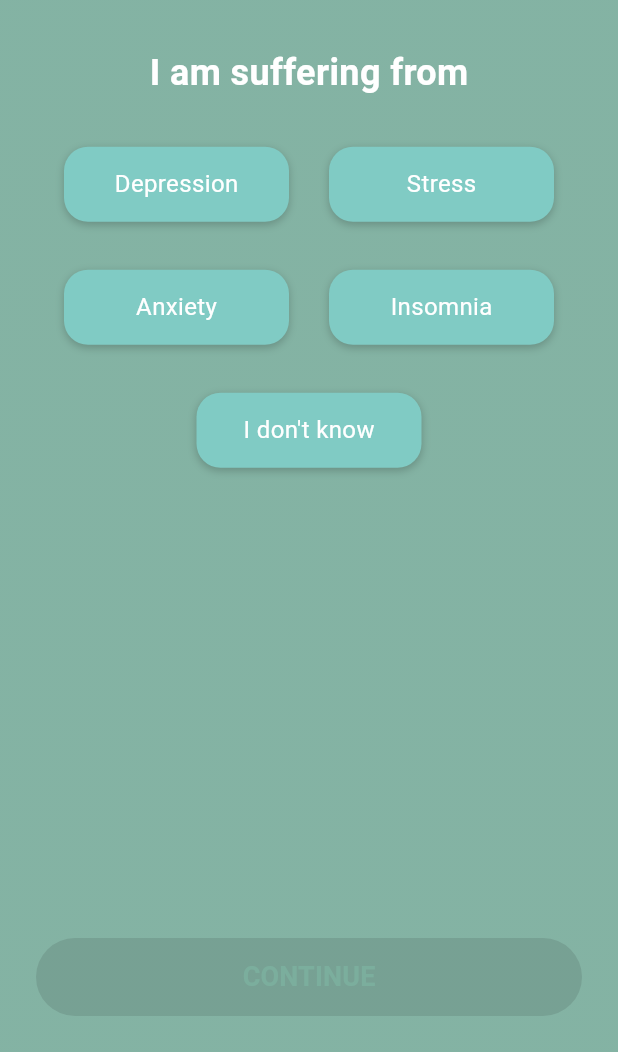
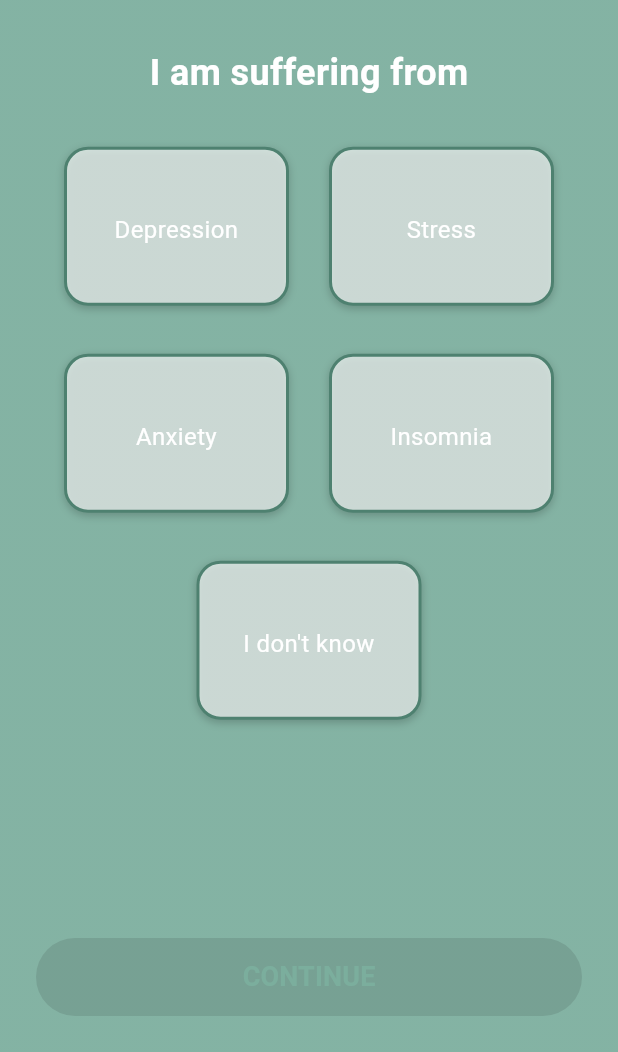
Before and after one commit to MuneebChaudhry-dev/serenity_mind, a Flutter app: the SufferingFromScreen screen opened by its route, on a phone screen of 412 x 824 dp, the part 184-1236 px from its top. Run offline on Flutter 3.47's test engine with Material 3 defaults, Android fonts, the phone set to English and light mode, and no system bars; our stand-ins replace shared_preferences; accounts and stored records are empty.

Commit message:
Fix styles

```diff
--- a/lib/widgets/condition_card.dart
+++ b/lib/widgets/condition_card.dart
@@ -14,17 +14,29 @@ class ConditionCard extends StatelessWidget {
 
   @override
   Widget build(BuildContext context) {
-    Color backgroundColor = isSelected ? Colors.teal[400]! : Colors.teal[200]!;
+    Color backgroundColor =
+        isSelected
+            ? const Color.fromRGBO(78, 129, 112, 0.4)
+            : const Color.fromRGBO(255, 255, 255, 0.65);
+    ;
 
     return GestureDetector(
       onTap: onTap,
       child: Container(
         width: 150,
-        height: 50,
+        // Removed fixed height to allow padding to expand the container
+        padding: const EdgeInsets.symmetric(vertical: 37, horizontal: 24),
         margin: const EdgeInsets.all(8),
         decoration: BoxDecoration(
           color: backgroundColor,
           borderRadius: BorderRadius.circular(16),
+          border: Border.all(
+            color:
+                isSelected
+                    ? Colors.white
+                    : const Color.fromRGBO(78, 129, 112, 1),
+            width: 2,
+          ),
           boxShadow: [
             BoxShadow(
               color: Colors.black.withOpacity(0.2),
@@ -33,29 +45,28 @@ class ConditionCard extends StatelessWidget {
             ),
           ],
         ),
-        child: Center(
-          child: Row(
-            mainAxisAlignment: MainAxisAlignment.start,
+        child: Stack(
+          clipBehavior: Clip.none,
           children: [
-              if (isSelected)
-                const Padding(
-                  padding: EdgeInsets.only(left: 16),
-                  child: Icon(
-                    Icons.check_circle,
-                    color: Colors.white,
-                    size: 24,
-                  ),
-                ),
-              Expanded(
-                child: Center(
+            Center(
+              child: Padding(
+                padding: const EdgeInsets.only(
+                  top: 5,
+                ), // Adjust to avoid overlap with icon
                 child: Text(
                   condition,
                   style: const TextStyle(color: Colors.white, fontSize: 16),
+                  textAlign: TextAlign.center,
                 ),
               ),
             ),
+            if (isSelected)
+              Positioned(
+                top: -25, // Adjusted from -36 to -20 to make the icon visible
+                right: -13,
+                child: Icon(Icons.check_circle, color: Colors.white, size: 24),
+              )
           ],
-          ),
         ),
       ),
     );
```
Lines whose indentation alone changed are shown as unchanged.
